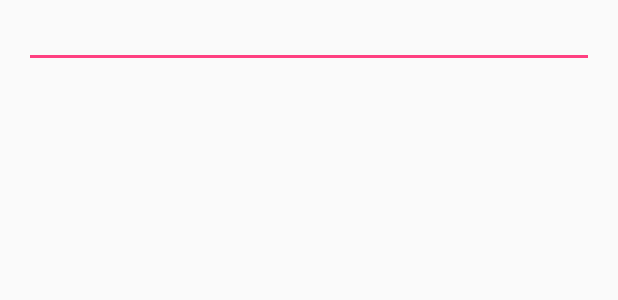
After one commit to Yuta1004/ShirasunaKondateV2, an Android app: the layout search_dialog.xml on its own in the app's theme, with its tools: preview values and no code run, on a phone screen of 412 x 824 dp. The commit adds this screen. Shown: the top 300 px of the screen. Run offline under Robolectric (Android 15) with nearby library versions, the phone set to English and light mode, and no system bars; network calls fail.

Commit message:
献立検索機能を追加

```diff
--- /dev/null
+++ b/app/src/main/res/layout/search_dialog.xml
@@ -0,0 +1,17 @@
+<?xml version="1.0" encoding="utf-8"?>
+<android.support.constraint.ConstraintLayout
+    xmlns:android="http://schemas.android.com/apk/res/android"
+    xmlns:app="http://schemas.android.com/apk/res-auto"
+    android:layout_width="match_parent"
+    android:layout_height="match_parent">
+
+    <EditText
+        android:id="@+id/menu_input"
+        android:layout_width="match_parent"
+        android:layout_height="wrap_content"
+        android:layout_marginEnd="16dp"
+        android:layout_marginStart="16dp"
+        android:inputType="text"
+        app:layout_constraintEnd_toEndOf="parent"
+        app:layout_constraintStart_toStartOf="parent" />
+</android.support.constraint.ConstraintLayout>
```
Also changed, not shown: app/src/main/java/work/nityc_nyuta/sirasunakondate/MainActivity.kt (+51 -8 lines).
